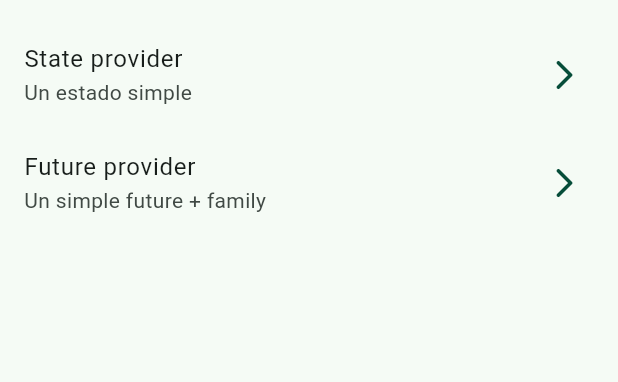
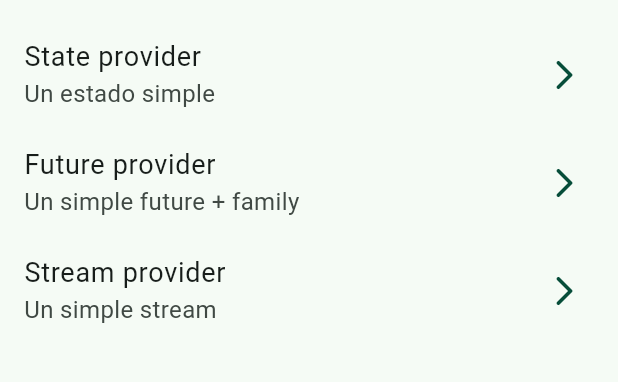
Before and after one commit to Steefaniadiana/River-app, a Flutter app: the screen it shows after launch, on a phone screen of 412 x 824 dp, the part 63-445 px from its top. Run offline on Flutter 3.47's test engine with Material 3 defaults, Android fonts, the phone set to English and light mode, and no system bars; our stand-ins replace dio, flutter_riverpod, go_router, google_fonts; missing offline and left inert: random_name_generator.

Commit message:
19 abril

```diff
--- a/lib/config/helpers/aleatorium_generator.dart
+++ b/lib/config/helpers/aleatorium_generator.dart
@@ -7,4 +7,15 @@ class AleatoriumGenerator {
     final aleatoriumNomen = RandomNames(Zone.spain);
     return aleatoriumNomen.fullName();
   }
+
+  static Stream<String> aleatoriumStream() {
+
+    return Stream.periodic(
+      const Duration(seconds: 2),
+      (i) {
+        return getAleatoriumNomen();
+      }
+    );
+  }
+
 }
--- a/lib/config/router/app_router.dart
+++ b/lib/config/router/app_router.dart
@@ -16,6 +16,9 @@ final appRouter = GoRouter(
       path: '/future-provider',
       builder: (context, state) => const PokemonScreen(),
     ),
-
+    GoRoute(
+      path: '/stream-provider',
+      builder: (context, state) => const StreamScreen(),
+    ),
   ]
 );
--- a/lib/config/theme/app_theme.dart
+++ b/lib/config/theme/app_theme.dart
@@ -12,7 +12,9 @@ class AppTheme {
     ),
     textTheme: TextTheme(
       titleLarge: GoogleFonts.montserratAlternates(),
-      titleMedium: GoogleFonts.montserratAlternates(fontSize: 25)
+      titleMedium: GoogleFonts.russoOne(fontSize: 25),
+      bodyLarge: GoogleFonts.montserratAlternates(fontSize: 18),
+      bodyMedium: GoogleFonts.russoOne(fontSize: 16),
     )
   );
 }
--- a/lib/presentation/providers/providers.dart
+++ b/lib/presentation/providers/providers.dart
@@ -1,2 +1,3 @@
 export 'aleatorium_nomen_provider.dart';
 export 'pokemon_provider.dart';
+export 'aleatorium_nomina_provider.dart';
--- a/lib/presentation/screens/02-future-provider/pokemon_screen.dart
+++ b/lib/presentation/screens/02-future-provider/pokemon_screen.dart
@@ -8,9 +8,11 @@ class PokemonScreen extends ConsumerWidget {
   @override
   Widget build(BuildContext context, WidgetRef ref) {
 
+    final titulusEstilus = Theme.of(context).textTheme.titleMedium;
+
     final pokemonId = ref.watch(pokemonIdProvider);
 
-    final pokemonAsync = ref.watch( pokemonNomenProvider( pokemonId ));
+    final pokemonAsync = ref.watch( pokemonNomenProvider);
 
     return Scaffold(
       appBar: AppBar(
@@ -18,7 +20,7 @@ class PokemonScreen extends ConsumerWidget {
         ),
       body: Center(
         child: pokemonAsync.when(
-          data:(data) => Text(data),
+          data:(data) => Text(data, style: titulusEstilus),
           error:(error, stackTrace) => Text('Error: $error'),
           loading: () => const CircularProgressIndicator(),
           ),
--- a/lib/presentation/screens/domus/domus_screen.dart
+++ b/lib/presentation/screens/domus/domus_screen.dart
@@ -34,6 +34,11 @@ class _DomusScreenVisum extends StatelessWidget {
           subtitulus: 'Un simple future + family',
           locus: '/future-provider'
           ),
+          _AdaptaListTile(
+          titulus: 'Stream provider',
+          subtitulus: 'Un simple stream',
+          locus: '/stream-provider'
+          ),
       ],
     );
   }
--- a/lib/presentation/screens/screen.dart
+++ b/lib/presentation/screens/screen.dart
@@ -1,3 +1,4 @@
 export 'domus/domus_screen.dart';
 export '01-state-provider/state_provider_screen.dart';
 export '02-future-provider/pokemon_screen.dart';
+export '03-stream-provider/stream_screen.dart';
```
Also changed, not shown: lib/presentation/providers/aleatorium_nomina_provider.dart (added, +27 -0 lines), lib/presentation/providers/pokemon_provider.dart (+10 -1 lines), lib/presentation/screens/03-stream-provider/stream_screen.dart (added, +31 -0 lines).
